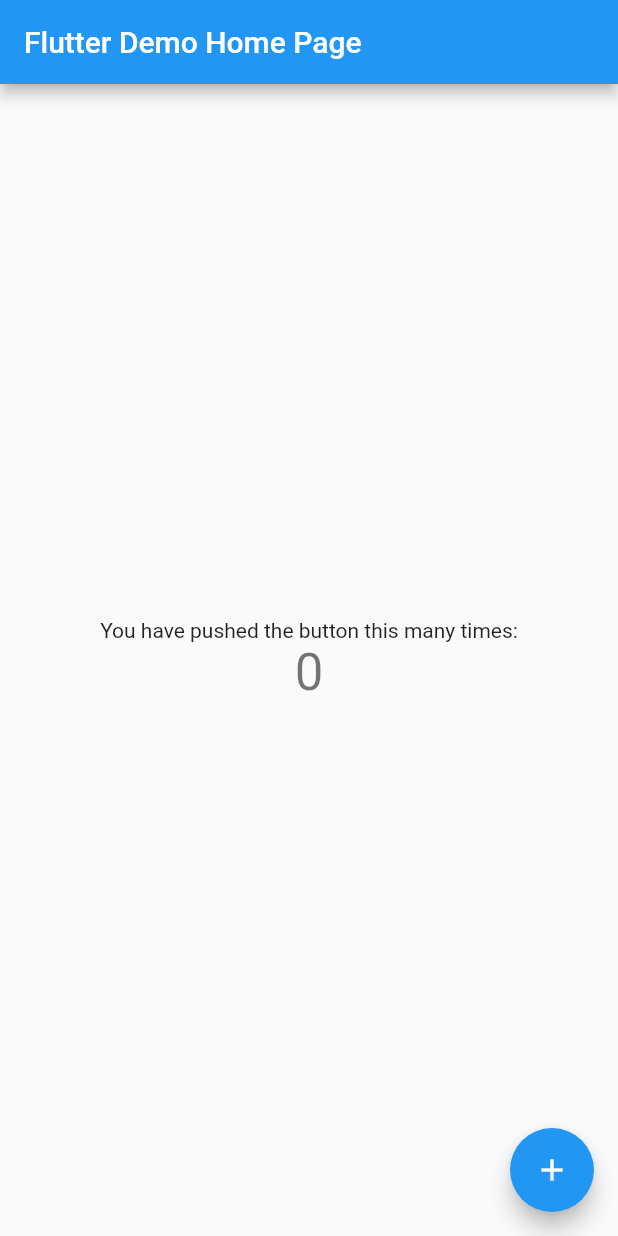
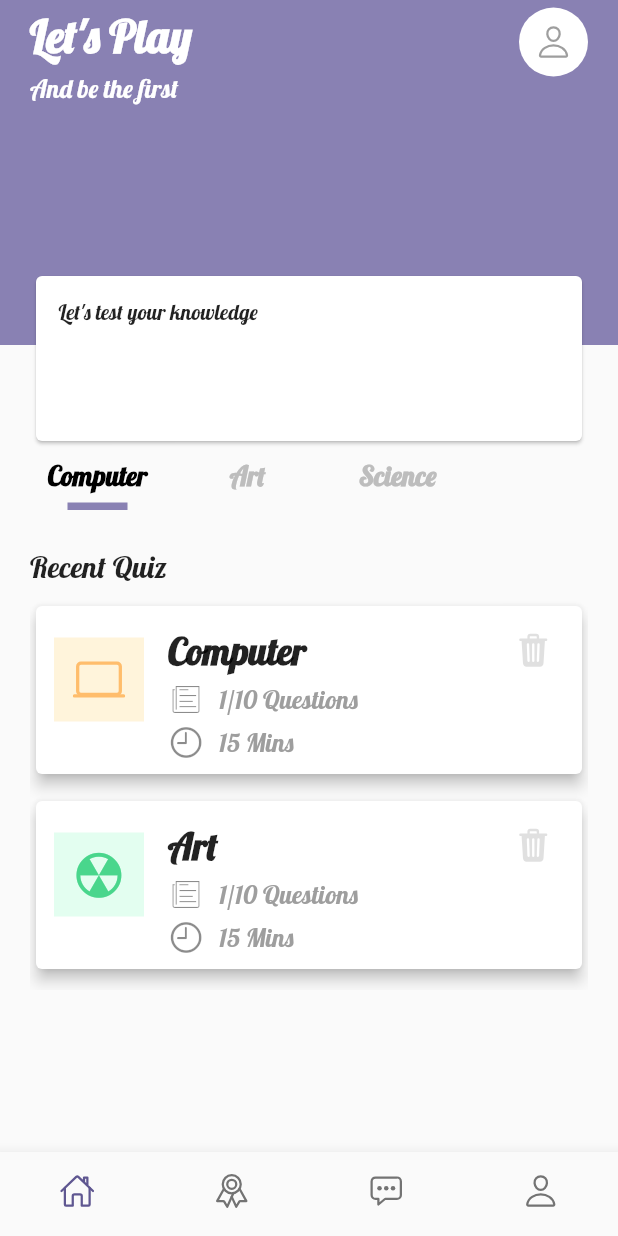
Before and after one commit to AsogunJoel/flutter_quiz_app, a Flutter app: the screen it shows after launch, on a phone screen of 412 x 824 dp. Run offline on Flutter 3.47's test engine with Material 2 defaults, Android fonts, the phone set to English and light mode, and no system bars; our stand-ins replace google_fonts, ionicons.

Commit message:
tamsFirstCommit

```diff
--- a/lib/main.dart
+++ b/lib/main.dart
@@ -1,4 +1,6 @@
 import 'package:flutter/material.dart';
+import 'package:flutter_quiz_app/pages/homepage.dart';
+import 'package:google_fonts/google_fonts.dart';
 
 void main() {
   runApp(const MyApp());
@@ -10,61 +12,17 @@ class MyApp extends StatelessWidget {
   @override
   Widget build(BuildContext context) {
     return MaterialApp(
+      debugShowCheckedModeBanner: false,
       title: 'Flutter Demo',
       theme: ThemeData(
-        primarySwatch: Colors.blue,
+        colorScheme: ColorScheme.fromSeed(
+          seedColor: const Color(0xff8881B2),
+        ),
+        textTheme: GoogleFonts.lobsterTextTheme(
+          Theme.of(context).textTheme,
+        ),
       ),
-      home: const MyHomePage(title: 'Flutter Demo Home Page'),
+      home: const HomePage(),
     );
   }
 }
-
-class MyHomePage extends StatefulWidget {
-  const MyHomePage({
-    Key? key,
-    required this.title,
-  }) : super(key: key);
-
-  final String title;
-
-  @override
-  State<MyHomePage> createState() => _MyHomePageState();
-}
-
-class _MyHomePageState extends State<MyHomePage> {
-  int _counter = 0;
-
-  void _incrementCounter() {
-    setState(() {
-      _counter++;
-    });
-  }
-
-  @override
-  Widget build(BuildContext context) {
-    return Scaffold(
-      appBar: AppBar(
-        title: Text(widget.title),
-      ),
-      body: Center(
-        child: Column(
-          mainAxisAlignment: MainAxisAlignment.center,
-          children: <Widget>[
-            const Text(
-              'You have pushed the button this many times:',
-            ),
-            Text(
-              '$_counter',
-              style: Theme.of(context).textTheme.headline4,
-            ),
-          ],
-        ),
-      ),
-      floatingActionButton: FloatingActionButton(
-        onPressed: _incrementCounter,
-        tooltip: 'Increment',
-        child: const Icon(Icons.add),
-      ),
-    );
-  }
-}
--- a/lib/models/topic_model.dart
+++ b/lib/models/topic_model.dart
@@ -1,3 +1,6 @@
+import 'package:flutter/cupertino.dart';
+import 'package:ionicons/ionicons.dart';
+
 class TopicModel {
   final List<QuestionModel>? questionModel;
   final String? subject;
@@ -56,10 +59,39 @@ art subtopics:
   'Painting'
 
   Please not that in question below you will
-  have to write qestions for al the art subjects to
+  have to write questions for al the art subjects to
   get familiar with the data models.
 
 */
+
+class Subjects {
+  final String subject;
+  final List<String> subTopic;
+  final IconData? icon;
+  final Color? color;
+  final Color? iconColor;
+
+  Subjects(
+    this.subject,
+    this.subTopic,
+    this.icon,
+    this.color,
+    this.iconColor,
+  );
+}
+
+List<Subjects> subjects = [
+  Subjects(
+      'Computer',
+      ['UI/UX', 'Flutter', 'JavaScript'],
+      Ionicons.laptop_outline,
+      const Color(0xffFFF4DB),
+      const Color(0xffFFBD6C)),
+  Subjects('Art', ['Painting', 'Pottery', 'Fine Art'], CupertinoIcons.burn,
+      const Color(0xffE3FEF0), const Color(0xff49D68C)),
+  Subjects('Science', ['Anatomy', 'Physiology', 'Medical Microbiology'],
+      Ionicons.flask_outline, const Color(0xffEDECFA), const Color(0xffA5A1C8)),
+];
 
 List<TopicModel> questions = [
   //ui/ux
--- /dev/null
+++ b/lib/pages/homepage.dart
@@ -0,0 +1,129 @@
+import 'package:flutter/material.dart';
+import 'package:flutter_quiz_app/widgets/recentQuizCard.dart';
+import 'package:ionicons/ionicons.dart';
+
+import '../models/topic_model.dart';
+import '../widgets/header.dart';
+
+class HomePage extends StatefulWidget {
+  const HomePage({Key? key}) : super(key: key);
+
+  @override
+  State<HomePage> createState() => _HomePageState();
+}
+
+class _HomePageState extends State<HomePage> {
+  int currentPage = 0;
+  @override
+  Widget build(BuildContext context) {
+    return Scaffold(
+      body: Column(
+        children: [
+          /* HEADER SECTION */
+          headerWidget(),
+
+          /* SUBJECT HORIZONTAL LISTVIEW SECTION */
+          buildHorizontalSlide(),
+
+          /* MAIN BODY SECTION */
+          SizedBox(
+            height: 300,
+            child: Padding(
+              padding: const EdgeInsets.symmetric(horizontal: 20),
+
+              /* RECENT QUIZ SECTION */
+              child: Column(
+                crossAxisAlignment: CrossAxisAlignment.start,
+                children: const [
+                  SizedBox(height: 5),
+                  Text(
+                    'Recent Quiz',
+                    style: TextStyle(fontSize: 20),
+                  ),
+                  SizedBox(height: 10),
+                  Expanded(child: RecentQuizCardWidget()),
+                ],
+              ),
+            ),
+          )
+        ],
+      ),
+
+      //  BOTTOM NAVIGATION SECTION
+      bottomNavigationBar: BottomNavigationBar(
+        type: BottomNavigationBarType.fixed,
+        showSelectedLabels: false,
+        showUnselectedLabels: false,
+        items: const [
+          BottomNavigationBarItem(
+            icon: Icon(Ionicons.home_outline),
+            label: "Home",
+          ),
+          BottomNavigationBarItem(
+            icon: Icon(Ionicons.ribbon_outline),
+            label: "Award",
+          ),
+          BottomNavigationBarItem(
+            icon: Icon(Ionicons.chatbox_ellipses_outline),
+            label: "chat",
+          ),
+          BottomNavigationBarItem(
+            icon: Icon(Ionicons.person_outline),
+            label: "profile",
+          ),
+        ],
+      ),
+    );
+  }
+
+  Padding buildHorizontalSlide() {
+    return Padding(
+      padding: const EdgeInsets.only(left: 15),
+      child: SizedBox(
+        height: 60,
+        child: ListView.builder(
+          scrollDirection: Axis.horizontal,
+          itemCount: subjects.length,
+          itemBuilder: (BuildContext context, int index) => Column(
+            children: [
+              GestureDetector(
+                onTap: () => setState(() {
+                  currentPage = index;
+                }),
+                child: AnimatedContainer(
+                  duration: const Duration(milliseconds: 200),
+                  margin: const EdgeInsets.all(5),
+                  height: 25,
+                  width: 90,
+                  child: Center(
+                    child: Text(
+                      subjects[index].subject,
+                      style: TextStyle(
+                        fontSize: 18,
+                        fontWeight: FontWeight.bold,
+                        color: currentPage == index
+                            ? Colors.black
+                            : Colors.grey.shade400,
+                      ),
+                    ),
+                  ),
+                ),
+              ),
+              Visibility(
+                visible: currentPage == index,
+                child: Container(
+                  width: 40,
+                  height: 5,
+                  decoration: const BoxDecoration(
+                    // shape: BoxShape.circle,
+                    color: Color(0xff8981B3),
+                  ),
+                ),
+              )
+            ],
+          ),
+        ),
+      ),
+    );
+  }
+}
--- /dev/null
+++ b/lib/widgets/header.dart
@@ -0,0 +1,76 @@
+import 'package:flutter/material.dart';
+import 'package:ionicons/ionicons.dart';
+
+Widget headerWidget() {
+  return Stack(
+    alignment: Alignment.bottomCenter,
+    children: [
+      Column(
+        children: [
+          SizedBox(
+            width: double.infinity,
+            height: 230,
+            child: Container(
+              color: const Color(0xff8981B3),
+              child: SafeArea(
+                child: Padding(
+                  padding: const EdgeInsets.only(top: 5, left: 20, right: 20),
+                  child: Row(
+                    crossAxisAlignment: CrossAxisAlignment.start,
+                    mainAxisAlignment: MainAxisAlignment.spaceBetween,
+                    children: [
+                      Column(
+                        crossAxisAlignment: CrossAxisAlignment.start,
+                        children: const [
+                          Text(
+                            "Let's Play",
+                            style: TextStyle(
+                                fontWeight: FontWeight.bold,
+                                fontSize: 30,
+                                color: Colors.white),
+                          ),
+                          SizedBox(height: 5),
+                          Text(
+                            "And be the first",
+                            style: TextStyle(color: Colors.white, fontSize: 17),
+                          )
+                        ],
+                      ),
+                      const CircleAvatar(
+                        radius: 23,
+                        backgroundColor: Colors.white,
+                        child: Icon(
+                          Ionicons.person_outline,
+                          color: Colors.grey,
+                        ),
+                      )
+                    ],
+                  ),
+                ),
+              ),
+            ),
+          ),
+          const SizedBox(
+            height: 70,
+            width: double.infinity,
+          )
+        ],
+      ),
+      /* STACKED WHITE CONTAINER SECTION */
+      const Positioned(
+        left: 20,
+        right: 20,
+        top: 180,
+        child: Card(
+          child: SizedBox(
+            height: 110,
+            child: Padding(
+              padding: EdgeInsets.only(top: 15, left: 15, right: 15),
+              child: Text('Let\'s test your knowledge'),
+            ),
+          ),
+        ),
+      )
+    ],
+  );
+}
--- /dev/null
+++ b/lib/widgets/liveQuizCard.dart
@@ -0,0 +1,93 @@
+import 'package:flutter/cupertino.dart';
+import 'package:flutter/material.dart';
+
+class LiveQuizCardWidget extends StatelessWidget {
+  const LiveQuizCardWidget({
+    super.key,
+  });
+
+  @override
+  Widget build(BuildContext context) {
+    return Card(
+      elevation: 4,
+      child: ListTile(
+        isThreeLine: true,
+        contentPadding: const EdgeInsets.symmetric(
+          horizontal: 12,
+          vertical: 5,
+        ),
+        leading: Container(
+          height: 60,
+          width: 60,
+          color: const Color(0xffE3FEF0),
+          child: const Icon(
+            CupertinoIcons.grid,
+            size: 35,
+            color: Color(0xff49D68C),
+          ),
+        ),
+        title: Row(
+          mainAxisAlignment: MainAxisAlignment.spaceBetween,
+          children: [
+            const Text(
+              'Computer',
+              style: TextStyle(fontSize: 25, fontWeight: FontWeight.bold),
+            ),
+            Padding(
+              padding: const EdgeInsets.all(8.0),
+              child: Row(
+                children: const [
+                  Icon(
+                    Icons.star_outlined,
+                    color: Color(0xffFFBD6C),
+                    size: 27,
+                  ),
+                  Text(
+                    '4.8',
+                    style: TextStyle(fontSize: 18, fontWeight: FontWeight.bold),
+                  )
+                ],
+              ),
+            )
+          ],
+        ),
+        subtitle: Row(
+          mainAxisAlignment: MainAxisAlignment.spaceBetween,
+          children: [
+            Column(
+              crossAxisAlignment: CrossAxisAlignment.start,
+              children: [
+                Row(
+                  children: const [
+                    Icon(CupertinoIcons.square_pencil),
+                    SizedBox(
+                      width: 10,
+                    ),
+                    Text(
+                      '10/10 Questions',
+                      style: TextStyle(fontSize: 17, color: Colors.grey),
+                    )
+                  ],
+                ),
+                Row(
+                  children: const [
+                    Icon(CupertinoIcons.time),
+                    SizedBox(
+                      width: 10,
+                    ),
+                    Text(
+                      '1 hour 15 mins',
+                      style: TextStyle(fontSize: 17, color: Colors.grey),
+                    )
+                  ],
+                ),
+              ],
+            ),
+
+            //  RATING SECTION
+          ],
+        ),
+      ),
+    );
+  }
+}
--- /dev/null
+++ b/lib/widgets/recentQuizCard.dart
@@ -0,0 +1,95 @@
+import 'package:flutter/cupertino.dart';
+import 'package:flutter/material.dart';
+import 'package:flutter_quiz_app/models/topic_model.dart';
+import 'package:ionicons/ionicons.dart';
+
+class RecentQuizCardWidget extends StatelessWidget {
+  const RecentQuizCardWidget({
+    super.key,
+  });
+
+  @override
+  Widget build(BuildContext context) {
+    return ListView.builder(
+      itemCount: subjects.length,
+      itemBuilder: (BuildContext _, int index) => Column(
+        children: [
+          Card(
+            elevation: 4,
+            child: ListTile(
+              isThreeLine: true,
+              contentPadding: const EdgeInsets.symmetric(
+                horizontal: 12,
+                vertical: 5,
+              ),
+              leading: Container(
+                height: 60,
+                width: 60,
+                color: subjects[index].color,
+                child: Icon(
+                  subjects[index].icon,
+                  size: 35,
+                  color: subjects[index].iconColor,
+                ),
+              ),
+              title: Row(
+                mainAxisAlignment: MainAxisAlignment.spaceBetween,
+                children: [
+                  Text(
+                    subjects[index].subject,
+                    style: const TextStyle(
+                        fontSize: 25, fontWeight: FontWeight.bold),
+                  ),
+                  Padding(
+                    padding: const EdgeInsets.all(8.0),
+                    child: Icon(
+                      Ionicons.trash,
+                      color: Colors.grey.shade300,
+                      size: 25,
+                    ),
+                  )
+                ],
+              ),
+              subtitle: Row(
+                mainAxisAlignment: MainAxisAlignment.spaceBetween,
+                children: [
+                  Column(
+                    crossAxisAlignment: CrossAxisAlignment.start,
+                    children: [
+                      Row(
+                        children: const [
+                          Icon(CupertinoIcons.news),
+                          SizedBox(
+                            width: 10,
+                          ),
+                          Text(
+                            '1/10 Questions',
+                            style: TextStyle(fontSize: 17, color: Colors.grey),
+                          )
+                        ],
+                      ),
+                      const SizedBox(height: 5),
+                      Row(
+                        children: const [
+                          Icon(CupertinoIcons.clock),
+                          SizedBox(
+                            width: 10,
+                          ),
+                          Text(
+                            '15 Mins',
+                            style: TextStyle(fontSize: 17, color: Colors.grey),
+                          )
+                        ],
+                      ),
+                    ],
+                  ),
+                ],
+              ),
+            ),
+          ),
+          const SizedBox(height: 10)
+        ],
+      ),
+    );
+  }
+}
```
Also changed, not shown: pubspec.yaml (+6 -71 lines), pubspec.lock, 1 other file.
